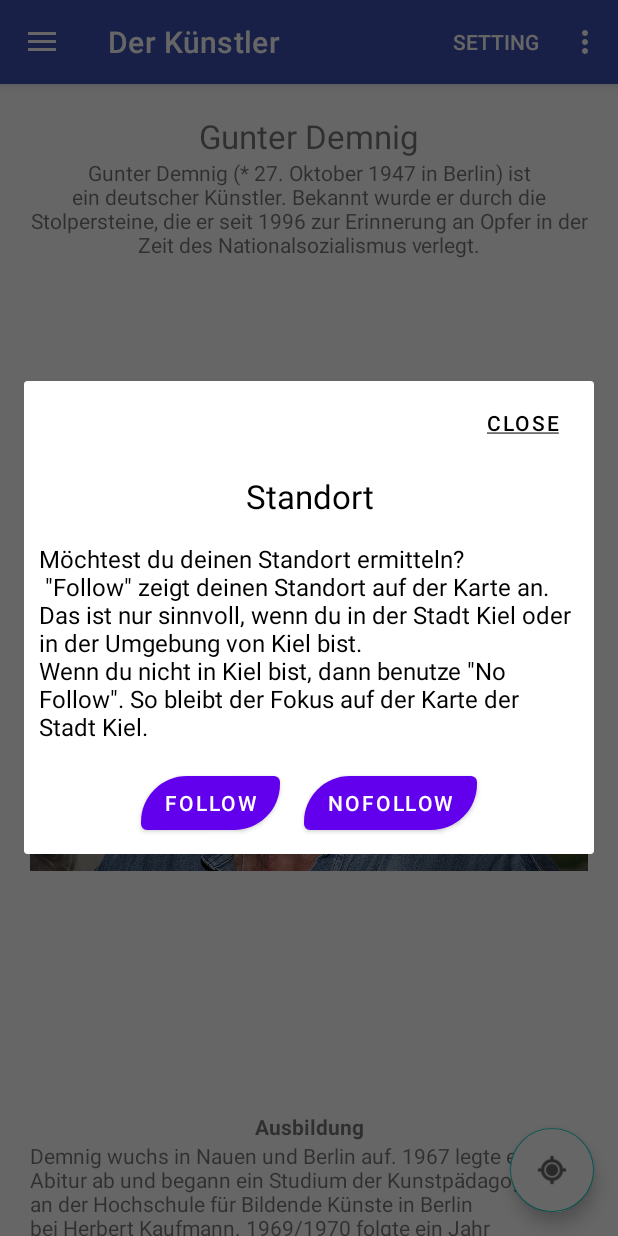
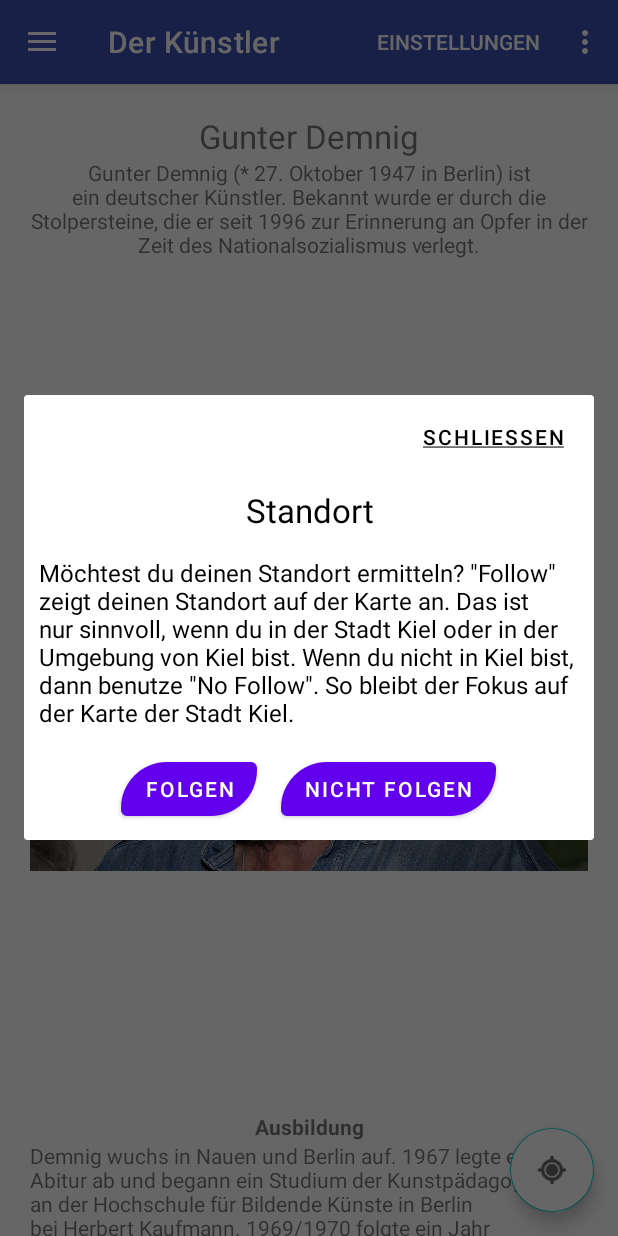
Before and after one commit to Klaus-Thaler/Stolperstein, an Android app: the ArtistFragment screen opened through its navigation route, after a tap on "TODO", on a phone screen of 412 x 824 dp. Run offline under Robolectric (Android 15) with nearby library versions, the phone set to English and light mode, and no system bars; our stand-ins replace navigation-ui; libraries missing offline, so code that uses them is left out: org.osmdroid.api, org.osmdroid.bonuspack, org.osmdroid.config, org.osmdroid.tileprovider, org.osmdroid.util and 1 more; pictures from the network do not load; 21 statements that could not run were skipped.

Commit message:
add translation

```diff
--- a/app/src/main/java/com/example/stolperstein/classes/FileManager.java
+++ b/app/src/main/java/com/example/stolperstein/classes/FileManager.java
@@ -45,7 +45,7 @@ public class FileManager {
     }
     public static void saveDataInDownload(Context context, String fileName){
         File downloads = Environment.getExternalStoragePublicDirectory(Environment.DIRECTORY_DOWNLOADS);
-        utils.showToast(context,"downloads" + downloads.toString());
+        //utils.showToast(context,"downloads" + downloads.toString());
         File mExternalFile = new File(downloads, fileName);
 
         if (externalStorageWrite()) {
--- a/app/src/main/java/com/example/stolperstein/ui/settings/SettingFragment.java
+++ b/app/src/main/java/com/example/stolperstein/ui/settings/SettingFragment.java
@@ -53,6 +53,8 @@ public class SettingFragment extends Fragment {
         final TextView settingSearch = binding.listSetup;
         SettingViewModel.mSearch.observe(getViewLifecycleOwner(), settingSearch::setText);
 
+        final  TextView furtherText = binding.furtherInfo;
+        furtherText.setMovementMethod(LinkMovementMethod.getInstance());
 
         final Button settingButton = binding.searchStart;
         SettingViewModel.mButton.observe(getViewLifecycleOwner(), settingButton::setText);
--- a/app/src/main/res/values-night/strings.xml
+++ b/app/src/main/res/values-night/strings.xml
@@ -1,6 +1,5 @@
 <?xml version="1.0" encoding="utf-8"?>
 <resources>
-    <string name="mode">night</string>
-    <string name="noData"><![CDATA[<html><style>body {background-color:black;color:white;} a {color:orange;}</style><body><table><tr><th>Noch keine Daten vorhanden.</th></tr>
-    <tr><td>Bitte f&uuml;r den ersten Start der App &uuml;ber <i>Einstellungen</i> -> <i>Suche</i> -> auf <i>Start</i> klicken. </td></tr></table></body></html>]]></string>
+    <string name="mode" translatable="false">night</string>
+    <string name="noData"><![CDATA[<html><style>body {background-color:white;color:black;} a {color:blue;}</style><body><table><tr><th>Noch keine Daten vorhanden.</th></tr><tr><td>Bitte f&uuml;r den ersten Start der App &uuml;ber <i>Einstellungen</i> -> <i>Suche</i> -> auf <i>Start</i> klicken. </td></tr></table></body></html>]]></string>
 </resources>
--- a/app/src/main/res/values/strings.xml
+++ b/app/src/main/res/values/strings.xml
@@ -1,21 +1,21 @@
 <resources>
-    <string name="app_name">Stolperstein</string>
-    <string name="mode">day</string>
-    <string name="navigation_drawer_open">Open navigation drawer</string>
-    <string name="navigation_drawer_close">Close navigation drawer</string>
-    <string name="nav_header_title">Stolpersteine Kiel</string>
-    <string name="nav_header_subtitle">NIE WIEDER IST JETZT</string>
-    <string name="nav_header_desc">Navigation header</string>
-    <string name="action_settings">Settings</string>
+    <string name="app_name" translatable="false">Stolperstein</string>
+    <string name="mode" translatable="false">day</string>
+    <string name="navigation_drawer_open" translatable="false">Open navigation drawer</string>
+    <string name="navigation_drawer_close" translatable="false">Close navigation drawer</string>
+    <string name="nav_header_title" translatable="false">Stolpersteine Kiel</string>
+    <string name="nav_header_subtitle" translatable="false">NIE WIEDER IST JETZT</string>
+    <string name="nav_header_desc" translatable="false">Navigation header</string>
+    <string name="action_settings" translatable="false">Settings</string>
 
-    <string name="menu_karte">Karte</string>
+    <string name="menu_karte">OSM Karte</string>
     <string name="menu_artist">Der Künstler</string>
     <string name="menu_project">Das Projekt</string>
-    <string name="placeholder">*</string>
-    <string name="gunter_demnig">Gunter Demnig</string>
+    <string name="placeholder" translatable="false">*</string>
+    <string name="gunter_demnig" translatable="false">Gunter Demnig</string>
 
     <string name="das_kunstprojekt">Das Kunstprojekt</string>
-    <string name="this_project"><![CDATA[Die in Fußwege eingebetteten Gedenksteine halten
+    <string name="this_project" translatable="false"><![CDATA[Die in Fußwege eingebetteten Gedenksteine halten
         die Erinnerung an die Opfer des Nationalsozialismus - jüdische Bürger, Sinti und Roma,
         politisch Verfolgte, Homosexuelle, Zeugen Jehovas und "Euthanasie"-Opfer - wach. Auf den
         etwa zehn mal zehn Zentimeter großen Stolpersteinen sind kleine Messingplatten mit den Namen
@@ -29,9 +29,7 @@
         Hiroshimapark gegenüber dem Haus Lorentzendamm 36 an ihren Leidensweg erinnert.]]></string>
     <string name="die_stolpersteine">Die Stolpersteine</string>
 
-    <string name="gunter_demnig_27_oktober_1947_"><![CDATA[Gunter Demnig (* 27. Oktober 1947 in Berlin)
-        ist ein deutscher Künstler. Bekannt wurde er durch die Stolpersteine, die er seit 1996 zur
-        Erinnerung an Opfer in der Zeit des Nationalsozialismus verlegt.]]></string>
+    <string name="gunter_demnig_27_oktober_1947_"><![CDATA[Gunter Demnig (* 27. Oktober 1947 in Berlin)  ist ein deutscher Künstler.  Bekannt wurde er durch die Stolpersteine, die er seit 1996 zur  Erinnerung an Opfer in der Zeit des Nationalsozialismus verlegt.]]></string>
     <string name="demnig_wuchs_in_nauen_und_berlin_"><![CDATA[Demnig wuchs in Nauen und Berlin auf.
         1967 legte er das Abitur ab und begann ein Studium der Kunstpädagogik an der Hochschule für
         Bildende Künste in Berlin bei Herbert Kaufmann. 1969/1970 folgte ein Jahr
@@ -48,30 +46,15 @@
         ehemaligen Bahnhofs der Köln-Frechen-Benzelrather Eisenbahn liegt. Dort betreiben auch etwa
         20 andere in der Region bekannte Künstler ihre Ateliers. Im Jahr 2017 verlegte er sein Atelier
         nach Elbenrod in Hessen.]]></string>
-    <string name="bekannt_wurde_demnig_durch_die_Herstellung_"><![CDATA[Bekannt wurde Demnig durch
-        die Herstellung der Stolpersteine, die er auch selbst verlegt. Sie sollen an Menschen erinnern,
-        die der NS-Diktatur zum Opfer fielen. Die Steine, die auf der Oberseite kleine Messingplatten
-        mit den Namen der Opfer tragen, verlegt er vor deren einstigen Wohnungen im Straßen- oder
-        Gehwegpflaster.\n
-        Das 1996 gestartete Projekt, bis 2017 in 1200 deutschen Kommunen realisiert, gilt seit Jahren
-        als das größte dezentrale Mahnmal der Welt und zählt mittlerweile 100.000 Steine in 31
-        Staaten Europas (2023). Das Urheberrecht im umfassenden Sinn liegt für die Stolpersteine
-        einzig und ausschließlich nur bei Gunter Demnig persönlich.\nEin tatsächlich durch Demnig
-        entstandenes Urheberrecht muss jedoch insofern angezweifelt werden: er kannte das Projekt
-        Namen & Steine, das 1994 von Tom Fecht für die ersten AIDS-Opfer im Straßenpflaster, u. a.
-        in Bonn, Hamburg und Berlin (Invalidenstraße, vor dem Naturkundemuseum) begonnen worden ist.\n
-        Die Namen der Opfer wurden und werden in kleinen quadratischen Natursteinen eingemeißelt
-        (siehe Bild rechts). Demnig kann für sich jedoch in Anspruch nehmen, nach Modifizierung der
-        Form (Steine mit Messingplatte) und mit neuem Inhalt (z. B. Lebensdaten) die Ehrung der
-        Holocaust-Opfer deutschlandweit und später weltweit verbreitet zu haben.\n]]></string>
+    <string name="bekannt_wurde_demnig_durch_die_Herstellung_"><![CDATA[Bekannt wurde Demnig durch         die Herstellung der Stolpersteine, die er auch selbst verlegt. Sie sollen an Menschen erinnern,         die der NS-Diktatur zum Opfer fielen. Die Steine, die auf der Oberseite kleine Messingplatten         mit den Namen der Opfer tragen, verlegt er vor deren einstigen Wohnungen im Straßen- oder         Gehwegpflaster.\n         Das 1996 gestartete Projekt, bis 2017 in 1200 deutschen Kommunen realisiert, gilt seit Jahren         als das größte dezentrale Mahnmal der Welt und zählt mittlerweile 100.000 Steine in 31         Staaten Europas (2023). Das Urheberrecht im umfassenden Sinn liegt für die Stolpersteine         einzig und ausschließlich nur bei Gunter Demnig persönlich.\nEin tatsächlich durch Demnig         entstandenes Urheberrecht muss jedoch insofern angezweifelt werden: er kannte das Projekt         Namen & Steine, das 1994 von Tom Fecht für die ersten AIDS-Opfer im Straßenpflaster, u. a.         in Bonn, Hamburg und Berlin (Invalidenstraße, vor dem Naturkundemuseum) begonnen worden ist.\n         Die Namen der Opfer wurden und werden in kleinen quadratischen Natursteinen eingemeißelt. Demnig kann für sich jedoch in Anspruch nehmen, nach Modifizierung der         Form (Steine mit Messingplatte) und mit neuem Inhalt (z. B. Lebensdaten) die Ehrung der         Holocaust-Opfer deutschlandweit und später weltweit verbreitet zu haben.\n]]></string>
     <string name="beruf_und_werk">Beruf und Werk</string>
     <string name="ausbildung">Ausbildung</string>
 
-    <string name="todo">TODO</string>
+    <string name="todo" translatable="false">TODO</string>
     <!-- TODO: Remove or change this placeholder text -->
 
-    <string name="hello_blank_fragment">Hello blank fragment</string>
-    <string name="bei_den_steinen_handelt_es_sich"><![CDATA[Bei den Steinen handelt es sich um knapp 10 cm
+    <string name="hello_blank_fragment" translatable="false">Hello blank fragment</string>
+    <string name="bei_den_steinen_handelt_es_sich" translatable="false"><![CDATA[Bei den Steinen handelt es sich um knapp 10 cm
         große Betonwürfel, auf deren oberer Fläche eine Messingplatte angebracht ist. In die
         Messingplatte sind mit Schlagstempeln die Namen und Lebensdaten der Opfer und ggf. weitere
         Informationen eingeprägt. Jeder Stein ist einzeln handgefertigt. Das betrifft sowohl den
@@ -91,54 +74,39 @@
         des Zentralrats der Juden, die Steine als Entwürdigung der Opfer, während der heutige
         Zentalratspräsident Josef Schuster (seit 2014) das Stolpersteinprojekt befürwortet. ]]></string>
     <string name="menu_stones">Die Stolpersteine</string>
-    <string name="this_app_is_for_android_8_and_higher">the location could not be identified\nthis app is for android 8 and higher</string>
     <string name="willkommen">Willkommen</string>
     <string name="start">Start</string>
     <string name="suche">Suche Stolpersteine ...</string>
     <string name="stolpersteine">Stolpersteine</string>
-    <string name="Greeting_Description">Für die Einrichtung der App müssen zuerst Daten generiert
-        werden.\nDas kann einige Zeit in Anspruch nehmen, ist aber nur einmal für die Einrichtung der
-        App notwendig.\nEs werden im ersten Schritt Informationen aus dem Wiki geladen.\nDanach werden
-        aus den Adressen, auf denen sich die Stolpersteine beziehen, die Geo-Punkte für die Anzeige
-        auf der Karte ermittelt.\nIst die Aktion erfolgreich, wird die Karte mit allen gewonnen
-        Informationen angezeigt.\nDieser Vorgang kann individuell in \"Einstellungen\" wiederholt werden.\n\n
-        Weitere Infos: <a href='https://kiel-wiki.de/Stolpersteine'>Kiel-Wiki</a>\n
-        Weitere Infos: <a href='https://www.gnu.org/licenses/fdl-1.3.html'>Lizenz</a>\n\nDanke.\n
-        <a href='https://github.com/Klaus-Thaler'>Klaus Thaler @ GitHub</a>\n\n
-    </string>
-    <string name="Greeting_Description_short">Für die Einrichtung der App müssen zuerst Daten generiert
-        werden.\n\nDas kann einige Zeit in Anspruch nehmen, ist aber nur einmal für die Einrichtung der
-        App notwendig.\n\n\nGeh zu Einstellungen und starte den Such-Vorgang.\n\n
-    </string>
+    <string name="Greeting_Description">Für die Einrichtung der App müssen zuerst Daten generiert  werden. Das kann einige Zeit in Anspruch nehmen, ist aber nur einmal für die Einrichtung der  App notwendig. Es werden im ersten Schritt Informationen aus dem Wiki geladen. Danach werden  aus den Adressen, auf denen sich die Stolpersteine beziehen, die Geo-Punkte für die Anzeige auf der Karte ermittelt. Ist die Aktion erfolgreich, wird die Karte mit allen gewonnen Informationen angezeigt. Dieser Vorgang kann individuell in \"Einstellungen\" wiederholt werden.</string>
+    <string name="Greeting_Description_short">Für die Einrichtung der App müssen zuerst Daten generiert werden. Das kann einige Zeit in Anspruch nehmen, ist aber nur einmal für die Einrichtung der App notwendig. Geh zu Einstellungen und starte den Such-Vorgang.</string>
 
     <string name="die_suche_war_erfolgreich_">Die Suche nach Stolpersteine war erfolgreich.\nTrotzdem noch einmal suchen?</string>
-    <string name="setting">Setting</string>
-    <string name="menu_setting">Setting</string>
+    <string name="setting">Einstellungen</string>
+    <string name="menu_setting">Einstellungen</string>
     <string name="starte_die_suche">Starte die Suche.\nEs werden Namen und Adressen\nzu den Stolpersteinen gesucht.</string>
-    <string name="menu_name">die Namen</string>
-    <string name="noData"><![CDATA[<html><style>body {background-color:white;color:black;} a {color:blue;}</style><body><table><tr><th>Noch keine Daten vorhanden.</th></tr>
-    <tr><td>Bitte f&uuml;r den ersten Start der App &uuml;ber <i>Einstellungen</i> -> <i>Suche</i> -> auf <i>Start</i> klicken. </td></tr></table></body></html>]]></string>
-    <string name="_1_10"><![CDATA[1/10 >]]></string>
-    <string name="close"><u>Close</u></string>
-    <string name="clear">Clear</string>
-    <string name="title">Title</string>
-    <string name="about">About</string>
-    <string name="coffee_for_me">coffee for me</string>
-    <string name="search">Search</string>
-    <string name="settings">Settings</string>
-    <string name="contact_me">Contact me</string>
+    <string name="menu_name">Die Namen</string>
+    <string name="noData" translatable="false"><![CDATA[<html><style>body {background-color:white;color:black;} a {color:blue;}</style><body><table><tr><th>Noch keine Daten vorhanden.</th></tr>     <tr><td>Bitte f&uuml;r den ersten Start der App &uuml;ber <i>Einstellungen</i> -> <i>Suche</i> -> auf <i>Start</i> klicken. </td></tr></table></body></html>]]></string>
+    <string name="_1_10" translatable="false"><![CDATA[1/10 >]]></string>
+    <string name="close"><u>Schliessen</u></string>
+    <string name="title">Titel</string>
+    <string name="about">Über ...</string>
+    <string name="coffee_for_me">Kaffee für mich</string>
+    <string name="search">Suche</string>
+    <string name="settings">Einstellungen</string>
+    <string name="contact_me">Kontakt</string>
     <string name="welcome">Willkommen</string>
-    <string name="no">NO</string>
-    <string name="yes">YES</string>
-    <string name="m_chtest_du_den_standort_ermitteln">Möchtest du deinen Standort ermitteln?\n
-        \"Follow\" zeigt deinen Standort auf der Karte an. Das ist nur sinnvoll,
-        wenn du in der Stadt Kiel oder in der Umgebung von Kiel bist.\nWenn du nicht in Kiel bist,
-        dann benutze \"No Follow\". So bleibt der Fokus auf der Karte der Stadt Kiel.</string>
+    <string name="no" translatable="false">no</string>
+    <string name="yes" translatable="false">yes</string>
+    <string name="m_chtest_du_den_standort_ermitteln">Möchtest du deinen Standort ermitteln? \"Follow\" zeigt deinen Standort auf der Karte an. Das ist nur sinnvoll, wenn du in der Stadt Kiel oder in der Umgebung von Kiel bist. Wenn du nicht in Kiel bist, dann benutze \"No Follow\". So bleibt der Fokus auf der Karte der Stadt Kiel.</string>
 
     <string name="location">Standort</string>
-    <string name="follow">Follow</string>
-    <string name="nofollow">noFollow</string>
-    <string name="download_kml">Download Kiel.kml</string>
+    <string name="follow">Folgen</string>
+    <string name="nofollow">nicht Folgen</string>
+    <string name="download_kml">Download kml</string>
     <string name="kml_file_speichern">Die ermittelten Daten als KML-File zur Weitergabe in Downloads speichern?</string>
+    <string name="clear">löschen</string>
+    <string name="this_app_is_for_android_8_and_higher">Der Standort konnte nicht identifiziert werden.\\nDiese App ist für Android 8 und höher</string>
+    <string name="further_info">Further information: <a href="https://github.com/Klaus-Thaler?tab=repositories">Git-Hub</a></string>
 
 </resources>
```
Also changed, not shown: app/src/main/res/layout/fragment_setting.xml (+12 -1 lines), 1 other file.
